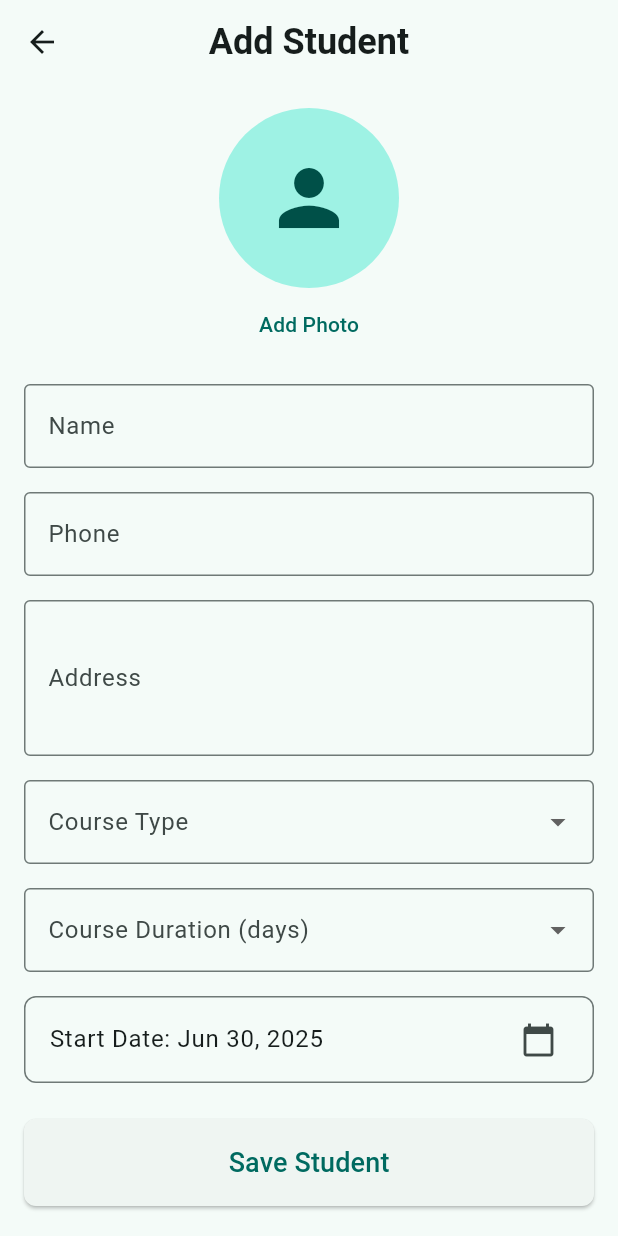
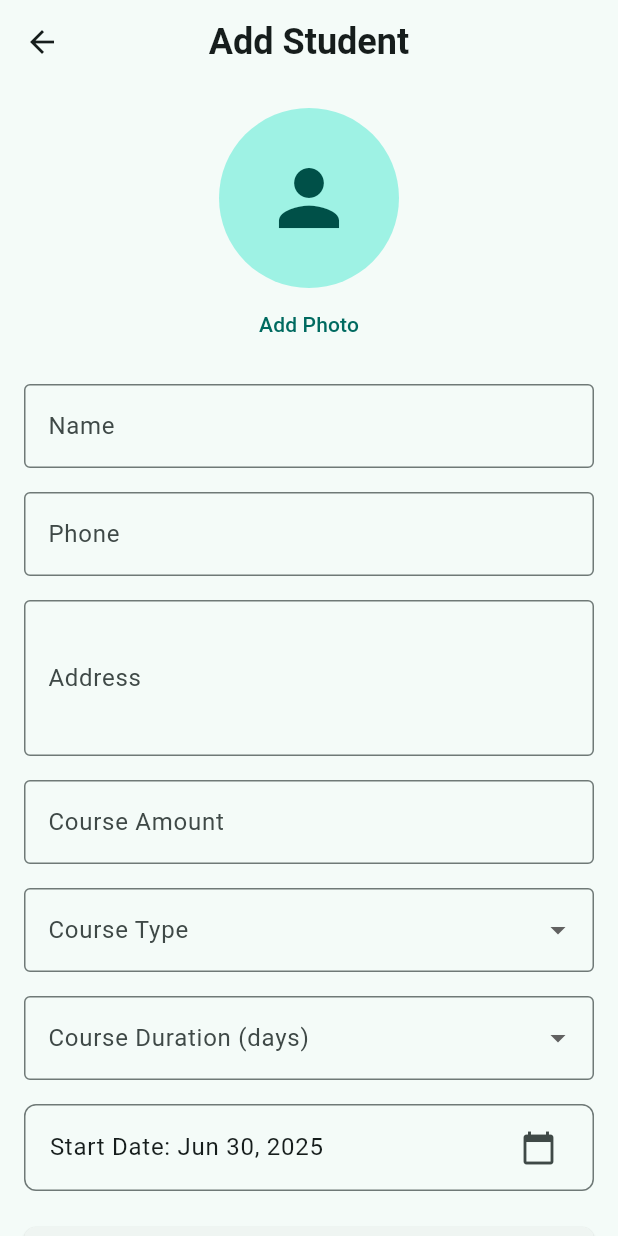
Before and after one commit to zas-nishat/suprobhat_driving, a Flutter app: the screen it shows after launch, after a tap on "Add Student", on a phone screen of 412 x 824 dp. Run offline on Flutter 3.47's test engine with Material 3 defaults, Android fonts, the phone set to English and light mode, and no system bars; our stand-ins replace shared_preferences, youtube_player_flutter; network calls fail.

Commit message:
couse amount, both type added

```diff
--- a/lib/app/data/models/student_model.dart
+++ b/lib/app/data/models/student_model.dart
@@ -7,6 +7,7 @@ class Student {
   String courseType;
   int courseDuration;
   DateTime startDate;
+  double amount;
 
   DateTime get endDate => startDate.add(Duration(days: courseDuration));
 
@@ -19,6 +20,7 @@ class Student {
     required this.courseType,
     required this.courseDuration,
     required this.startDate,
+    required this.amount,
   });
 
   factory Student.fromJson(Map<String, dynamic> json) {
@@ -31,6 +33,7 @@ class Student {
       courseType: json['courseType'],
       courseDuration: json['courseDuration'],
       startDate: DateTime.parse(json['startDate']),
+      amount: json['amount']?.toDouble() ?? 0.0,
     );
   }
 
@@ -44,6 +47,7 @@ class Student {
       'courseType': courseType,
       'courseDuration': courseDuration,
       'startDate': startDate.toIso8601String(),
+      'amount': amount,
     };
   }
 }
--- a/lib/features/student_management/screens/add_edit_student_screen.dart
+++ b/lib/features/student_management/screens/add_edit_student_screen.dart
@@ -20,6 +20,7 @@ class _AddEditStudentScreenState extends State<AddEditStudentScreen> {
   final TextEditingController _nameController = TextEditingController();
   final TextEditingController _phoneController = TextEditingController();
   final TextEditingController _addressController = TextEditingController();
+  final TextEditingController _amountController = TextEditingController();
 
   String? _selectedCourseType;
   int? _selectedCourseDuration;
@@ -37,6 +38,7 @@ class _AddEditStudentScreenState extends State<AddEditStudentScreen> {
       _selectedCourseDuration = widget.student!.courseDuration;
       _selectedStartDate = widget.student!.startDate;
       _photoPath = widget.student!.photoPath;
+      _amountController.text = widget.student!.amount.toString();
     }
   }
 
@@ -45,6 +47,7 @@ class _AddEditStudentScreenState extends State<AddEditStudentScreen> {
     _nameController.dispose();
     _phoneController.dispose();
     _addressController.dispose();
+    _amountController.dispose();
     super.dispose();
   }
 
@@ -64,7 +67,10 @@ class _AddEditStudentScreenState extends State<AddEditStudentScreen> {
 
   void _saveStudent() {
     if (_formKey.currentState!.validate()) {
-      final studentProvider = Provider.of<StudentProvider>(context, listen: false);
+      final studentProvider = Provider.of<StudentProvider>(
+        context,
+        listen: false,
+      );
 
       final newStudent = Student(
         id: widget.student?.id ?? const Uuid().v4(),
@@ -75,6 +81,7 @@ class _AddEditStudentScreenState extends State<AddEditStudentScreen> {
         courseType: _selectedCourseType!,
         courseDuration: _selectedCourseDuration!,
         startDate: _selectedStartDate,
+        amount: double.parse(_amountController.text),
       );
 
       if (widget.student == null) {
@@ -102,15 +109,22 @@ class _AddEditStudentScreenState extends State<AddEditStudentScreen> {
               CircleAvatar(
                 radius: 60,
                 backgroundColor: Theme.of(context).colorScheme.primaryContainer,
-                child: _photoPath == null
-                    ? Icon(Icons.person, size: 60, color: Theme.of(context).colorScheme.onPrimaryContainer)
-                    : null, // TODO: Display image from _photoPath
+                child:
+                    _photoPath == null
+                        ? Icon(
+                          Icons.person,
+                          size: 60,
+                          color:
+                              Theme.of(context).colorScheme.onPrimaryContainer,
+                        )
+                        : null, // TODO: Display image from _photoPath
               ),
               TextButton(
                 onPressed: () {
-                  // TODO: Implement image picking logic
                   ScaffoldMessenger.of(context).showSnackBar(
-                    const SnackBar(content: Text('Image picking not yet implemented.')),
+                    const SnackBar(
+                      content: Text('Image picking not yet implemented.'),
+                    ),
                   );
                 },
                 child: const Text('Add Photo'),
@@ -164,6 +178,26 @@ class _AddEditStudentScreenState extends State<AddEditStudentScreen> {
               ),
               const SizedBox(height: kMediumPadding),
 
+              TextFormField(
+                controller: _amountController,
+                decoration: const InputDecoration(
+                  labelText: 'Course Amount',
+                  border: OutlineInputBorder(),
+                  prefixText: '₹ ',
+                ),
+                keyboardType: TextInputType.number,
+                validator: (value) {
+                  if (value == null || value.isEmpty) {
+                    return 'Please enter the course amount';
+                  }
+                  if (double.tryParse(value) == null) {
+                    return 'Please enter a valid amount';
+                  }
+                  return null;
+                },
+              ),
+              const SizedBox(height: kMediumPadding),
+
               DropdownButtonFormField<String>(
                 value: _selectedCourseType,
                 decoration: const InputDecoration(
@@ -173,6 +207,10 @@ class _AddEditStudentScreenState extends State<AddEditStudentScreen> {
                 items: const [
                   DropdownMenuItem(value: 'Auto', child: Text('Auto')),
                   DropdownMenuItem(value: 'Manual', child: Text('Manual')),
+                  DropdownMenuItem(
+                    value: 'Both',
+                    child: Text('Both (Auto + Manual)'),
+                  ),
                 ],
                 onChanged: (value) {
                   setState(() {
@@ -214,10 +252,17 @@ class _AddEditStudentScreenState extends State<AddEditStudentScreen> {
               const SizedBox(height: kMediumPadding),
 
               ListTile(
-                title: Text('Start Date: ${MaterialLocalizations.of(context).formatShortDate(_selectedStartDate)}'),
+                title: Text(
+                  'Start Date: ${MaterialLocalizations.of(context).formatShortDate(_selectedStartDate)}',
+                ),
                 trailing: const Icon(Icons.calendar_today),
                 onTap: _pickDate,
-                shape: RoundedRectangleBorder(side: BorderSide(color: Theme.of(context).colorScheme.outline), borderRadius: BorderRadius.circular(kSmallBorderRadius)),
+                shape: RoundedRectangleBorder(
+                  side: BorderSide(
+                    color: Theme.of(context).colorScheme.outline,
+                  ),
+                  borderRadius: BorderRadius.circular(kSmallBorderRadius),
+                ),
               ),
               const SizedBox(height: kLargePadding),
 
@@ -226,7 +271,9 @@ class _AddEditStudentScreenState extends State<AddEditStudentScreen> {
                 child: ElevatedButton(
                   onPressed: _saveStudent,
                   style: ElevatedButton.styleFrom(
-                    padding: const EdgeInsets.symmetric(vertical: kMediumPadding),
+                    padding: const EdgeInsets.symmetric(
+                      vertical: kMediumPadding,
+                    ),
                     shape: RoundedRectangleBorder(
                       borderRadius: BorderRadius.circular(kSmallBorderRadius),
                     ),
@@ -237,6 +284,7 @@ class _AddEditStudentScreenState extends State<AddEditStudentScreen> {
                   ),
                 ),
               ),
+              SizedBox(height: 100),
             ],
           ),
         ),
--- a/lib/features/student_management/screens/student_profile_screen.dart
+++ b/lib/features/student_management/screens/student_profile_screen.dart
@@ -104,6 +104,11 @@ class StudentProfileScreen extends StatelessWidget {
               label: 'End Date',
               value: DateFormat('dd MMM yyyy').format(student.endDate),
             ),
+            ProfileDetailItem(
+              icon: Icons.currency_rupee,
+              label: 'Course Amount',
+              value: '₹ ${student.amount.toStringAsFixed(2)}',
+            ),
             const SizedBox(height: kLargePadding),
             Text(
               'Attendance Progress',
--- a/lib/main.dart
+++ b/lib/main.dart
@@ -27,6 +27,7 @@ class MyApp extends StatelessWidget {
   @override
   Widget build(BuildContext context) {
     return MaterialApp(
+      debugShowCheckedModeBanner: false,
       title: 'Suprobhat Driving App',
       theme: appTheme,
       home: const DashboardScreen(),
```
Also changed, not shown: lib/app/data/helpers/dummy_data.dart (+58 -58 lines).
